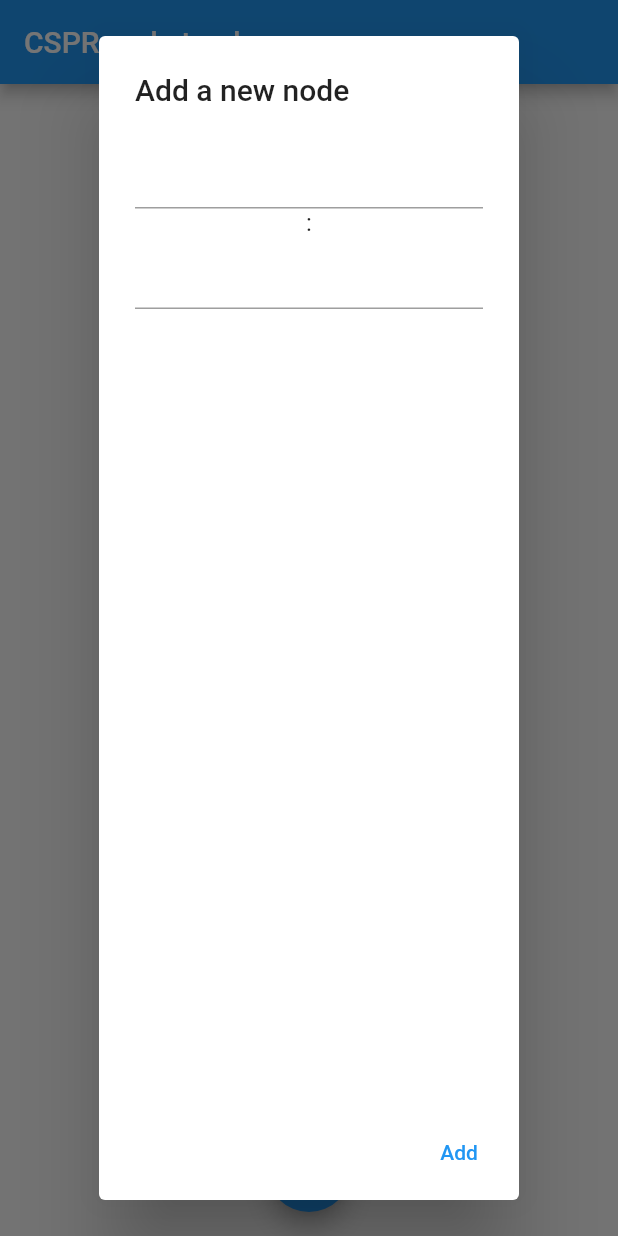
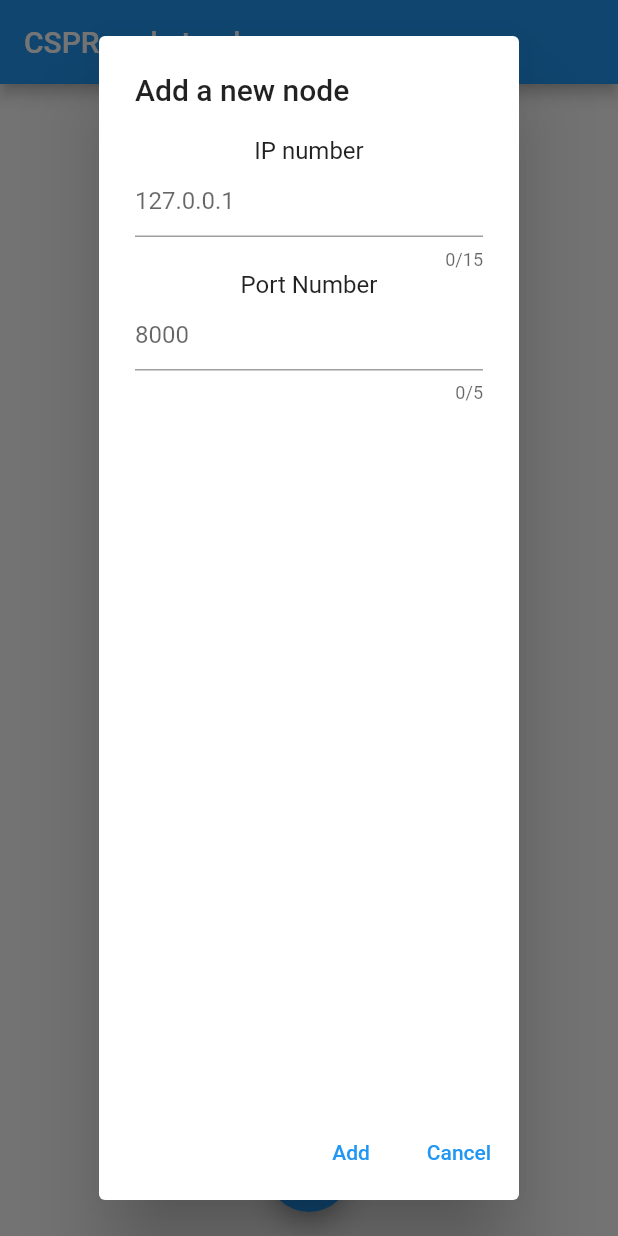
Before and after one commit to PhilipZubel/cspr_node_tracker, a Flutter app: the screen it shows after launch, after a tap on the "add" icon, on a phone screen of 412 x 824 dp. Run offline on Flutter 3.47's test engine with Material 2 defaults, Android fonts, the phone set to English and light mode, and no system bars; missing offline and left inert: regexed_validator.

Commit message:
successfully pass objects + callback to nodeDetails

```diff
--- a/lib/nodeList.dart
+++ b/lib/nodeList.dart
@@ -1,9 +1,7 @@
 import 'package:flutter/material.dart';
+import 'nodeDetails.dart';
 import 'objects.dart';
 import 'nodeItem.dart';
-
-
-
 
 class NodeList extends StatefulWidget {
   const NodeList({Key? key}) : super(key: key);
@@ -17,10 +15,19 @@ class _NodeListState extends State<NodeList> {
   TextEditingController controllerPort = TextEditingController();
   List<Node> nodes = <Node>[];
 
-  @override
-  Widget build(BuildContext context) {
+  void removeNodeItem(Node n) {
+      setState(() {nodes.remove(n);});
+  }
 
-    bool _addNodeItem() {
+  void switchDetails(BuildContext context, Node n){
+      print("tap");
+      Navigator.push(context, MaterialPageRoute(builder: (context) => SecondRoute(
+        node: n,
+        removeNode: removeNodeItem,
+      )));
+    }
+
+  bool _addNodeItem() {
       var ip = controllerIP.text;
       var port = controllerPort.text;
 
@@ -28,20 +35,19 @@ class _NodeListState extends State<NodeList> {
       if(validIP){
           setState(() {
           // nodes.add(Node(name: name, checked: false));
-          nodes = [...nodes, Node(IP: ip, port: int.parse(port), favorite: false)];
+          nodes = [...nodes, Node(ip: ip, port: int.parse(port), favorite: false)];
         });
         controllerIP.clear();
         controllerPort.clear();
 
       }else{
-        var temp1 = isValidIP(ip);
-        var temp2 = isNumeric(port);
         print('Invalid IP address');
       }
       return validIP;
     }
 
-
+  @override
+  Widget build(BuildContext context) {
     Future<void> _displayDialog() async {
       return showDialog<void>(
         context: context,
@@ -54,14 +60,17 @@ class _NodeListState extends State<NodeList> {
             //   decoration: const InputDecoration(hintText: '12'),
             // ),
             content: Column(children: <Widget>[
+                const Text("IP number"),
                 TextField(
                   controller: controllerIP,
-                  decoration: const InputDecoration(),
+                  decoration: const InputDecoration(hintText: "127.0.0.1"),
+                  maxLength: 15,
                 ),
-                const Text(":"),
+                const Text("Port Number"),
                 TextField(
                   controller: controllerPort,
-                  decoration: const InputDecoration(),
+                  decoration: const InputDecoration(hintText: "8000"),
+                  maxLength: 5,
                 ),
               ],
             ),
@@ -74,6 +83,12 @@ class _NodeListState extends State<NodeList> {
                   if(success) {
                     Navigator.of(context).pop();
                   }
+                },
+              ),
+              TextButton(
+                child: const Text('Cancel'),
+                onPressed: () {
+                  Navigator.of(context).pop();
                 },
               ),
             ],
@@ -91,19 +106,10 @@ class _NodeListState extends State<NodeList> {
           children: nodes.map((Node node) {
             return NodeItem(
               node: node,
+              switchDetails: switchDetails,
             );
           }).toList(),
         ),
-        // body: ListView.builder(
-        //   itemCount: nodes.length,
-        //   itemBuilder: (context, index) {
-        //     return GestureDetector(
-        //       child: NodeItem(node: nodes[index]),
-        //       onTap: () => _switchRoute()
-
-        //     );
-        //   },
-        // ),
         floatingActionButton: FloatingActionButton(
             onPressed: () => _displayDialog(),
             tooltip: 'Add Node',
--- a/lib/objects.dart
+++ b/lib/objects.dart
@@ -1,13 +1,12 @@
 import 'package:regexed_validator/regexed_validator.dart';
 
 class Node {
-  Node({required this.IP, required this.port, required this.favorite});
+  Node({required this.ip, required this.port, required this.favorite});
   // List<int> IP;
-  String IP;
+  String ip;
   int port;
   bool favorite;
 }
-
 
   bool isValidIP(String s){
     if (s.isEmpty) return false;
```
Also changed, not shown: lib/nodeDetails.dart (+11 -2 lines), lib/nodeItem.dart (+8 -22 lines).
